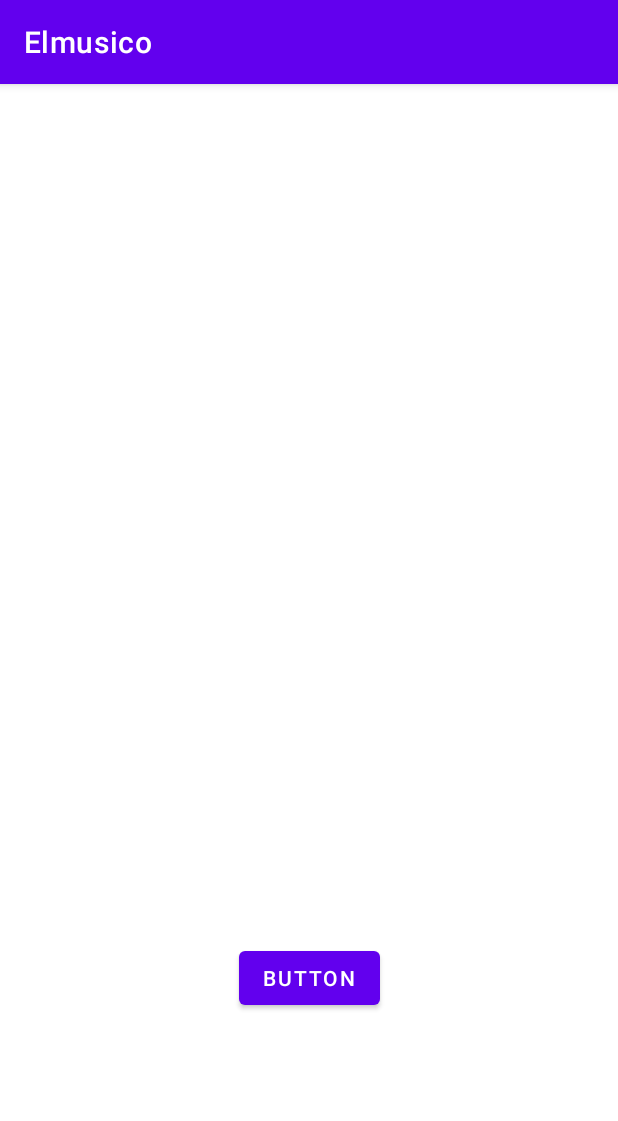
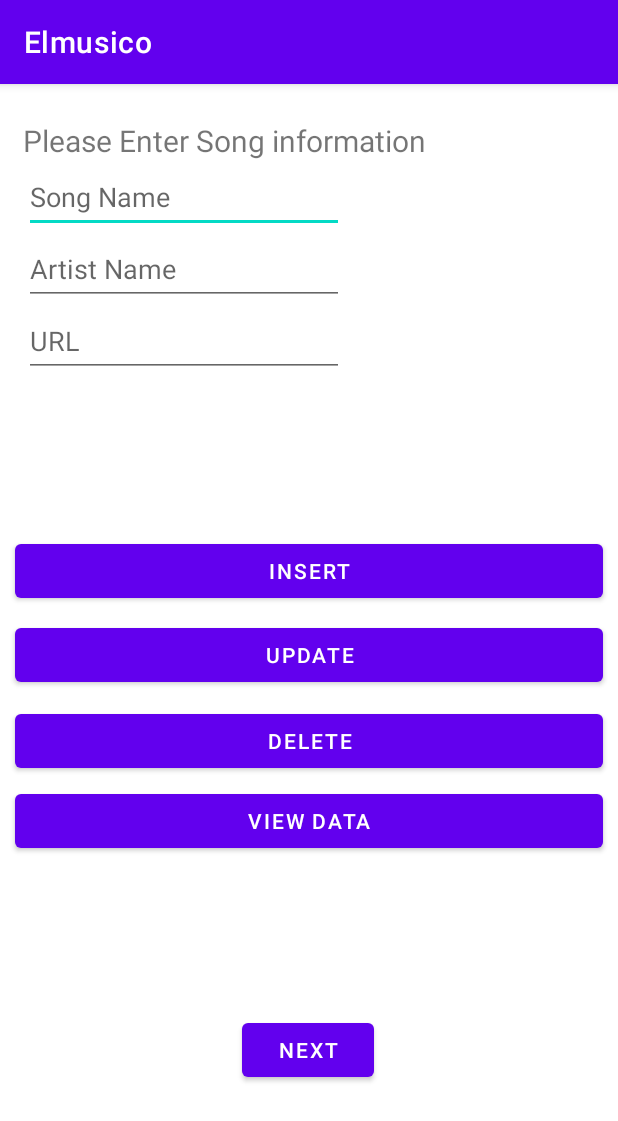
Before and after one commit to Bmg09/Elmusico, an Android app: the screen it shows after launch (dbactivity), on a phone screen of 412 x 824 dp. Shown: the top 1121 px of the screen. Run offline under Robolectric (Android 15) with nearby library versions, the light colour scheme and no system bars; Roboto replaces fonts that are not available here.

Commit message:
db adjusting

```diff
--- a/app/src/main/AndroidManifest.xml
+++ b/app/src/main/AndroidManifest.xml
@@ -15,6 +15,7 @@
         android:usesCleartextTraffic="true">
         <activity
             android:name=".MainActivity"
+            android:label="List"
             android:exported="false" />
         <activity
             android:name=".Music_Activity"
--- /dev/null
+++ b/app/src/main/java/com/bikram/elmusico/DBHandler.java
@@ -0,0 +1,23 @@
+package com.bikram.elmusico;
+
+import android.content.Context;
+import android.database.sqlite.SQLiteDatabase;
+import android.database.sqlite.SQLiteOpenHelper;
+
+import androidx.annotation.Nullable;
+
+public class DBHandler extends SQLiteOpenHelper {
+    public DBHandler(@Nullable Context context) {
+        super(context, "MusicDb",null, 1);
+    }
+
+    @Override
+    public void onCreate(SQLiteDatabase DB) {
+        DB.execSQL("create Table Userdetails(name TEXT primary key, contact TEXT, dob TEXT)");
+    }
+
+    @Override
+    public void onUpgrade(SQLiteDatabase sqLiteDatabase, int i, int i1) {
+
+    }
+}
--- a/app/src/main/java/com/bikram/elmusico/dbactivity.java
+++ b/app/src/main/java/com/bikram/elmusico/dbactivity.java
@@ -19,7 +19,6 @@ public class dbactivity extends AppCompatActivity {
             public void onClick(View view) {
                 Intent intent = new Intent(dbactivity.this,MainActivity.class);
                 startActivity(intent);
-                //started acivity
             }
         });
     }
--- a/app/src/main/res/layout/activity_dbactivity.xml
+++ b/app/src/main/res/layout/activity_dbactivity.xml
@@ -5,14 +5,122 @@
     android:layout_width="match_parent"
     android:layout_height="match_parent"
     tools:context=".dbactivity">
+    <TextView
+        android:id="@+id/textView2"
+        android:layout_width="match_parent"
+        android:layout_height="wrap_content"
+        android:layout_marginTop="24dp"
+        android:paddingLeft="15sp"
+        android:text="Please Enter Song information"
+        android:textSize="20sp"
+        app:layout_constraintEnd_toEndOf="parent"
+        app:layout_constraintHorizontal_bias="0.0"
+        app:layout_constraintStart_toStartOf="parent"
+        app:layout_constraintTop_toTopOf="parent" />
+
+    <EditText
+        android:id="@+id/name"
+        android:layout_width="wrap_content"
+        android:layout_height="wrap_content"
+        android:ems="10"
+        android:hint="Song Name"
+        android:inputType="textPersonName"
+        android:minHeight="48dp"
+        app:layout_constraintEnd_toEndOf="parent"
+        app:layout_constraintHorizontal_bias="0.079"
+        app:layout_constraintStart_toStartOf="parent"
+        app:layout_constraintTop_toBottomOf="@+id/textView2" />
+    <EditText
+        android:id="@+id/contact"
+        android:layout_width="wrap_content"
+        android:layout_height="wrap_content"
+        android:ems="10"
+        android:hint="Artist Name"
+        android:inputType="textPersonName"
+        android:minHeight="48dp"
+        app:layout_constraintEnd_toEndOf="parent"
+        app:layout_constraintHorizontal_bias="0.079"
+        app:layout_constraintStart_toStartOf="parent"
+        app:layout_constraintTop_toBottomOf="@+id/name" />
+    <EditText
+        android:id="@+id/Dob"
+        android:layout_width="wrap_content"
+        android:layout_height="wrap_content"
+        android:ems="10"
+        android:hint="URL"
+        android:inputType="textUri"
+        android:minHeight="48dp"
+        app:layout_constraintEnd_toEndOf="parent"
+        app:layout_constraintHorizontal_bias="0.079"
+        app:layout_constraintStart_toStartOf="parent"
+        app:layout_constraintTop_toBottomOf="@+id/contact" />
+
+    <Button
+        android:id="@+id/delete"
+        android:layout_width="match_parent"
+        android:layout_height="wrap_content"
+        android:layout_marginLeft="10sp"
+        android:layout_marginRight="10sp"
+        android:text="Delete"
+        app:layout_constraintBottom_toBottomOf="parent"
+        app:layout_constraintEnd_toEndOf="parent"
+        app:layout_constraintHorizontal_bias="0.526"
+        app:layout_constraintStart_toStartOf="parent"
+        app:layout_constraintTop_toBottomOf="@+id/update"
+        app:layout_constraintVertical_bias="0.03" />
+
+    <Button
+        android:id="@+id/update"
+        android:layout_width="match_parent"
+        android:layout_height="wrap_content"
+        android:layout_marginLeft="10sp"
+        android:layout_marginRight="10sp"
+        android:text="Update"
+        app:layout_constraintBottom_toBottomOf="parent"
+        app:layout_constraintEnd_toEndOf="parent"
+        app:layout_constraintHorizontal_bias="0.526"
+        app:layout_constraintStart_toStartOf="parent"
+        app:layout_constraintTop_toBottomOf="@+id/insert"
+        app:layout_constraintVertical_bias="0.022" />
+
+    <Button
+        android:id="@+id/insert"
+        android:layout_width="match_parent"
+        android:layout_height="wrap_content"
+        android:layout_marginLeft="10sp"
+        android:layout_marginRight="10sp"
+        android:text="Insert"
+        app:layout_constraintBottom_toBottomOf="parent"
+        app:layout_constraintEnd_toEndOf="parent"
+        app:layout_constraintHorizontal_bias="0.526"
+        app:layout_constraintStart_toStartOf="parent"
+        app:layout_constraintTop_toTopOf="parent"
+        app:layout_constraintVertical_bias="0.418" />
+
+    <Button
+        android:id="@+id/view_data"
+        android:layout_width="match_parent"
+        android:layout_height="wrap_content"
+        android:layout_marginLeft="10sp"
+        android:layout_marginRight="10sp"
+        android:text="View data"
+        app:layout_constraintBottom_toBottomOf="parent"
+        app:layout_constraintEnd_toEndOf="parent"
+        app:layout_constraintHorizontal_bias="0.526"
+        app:layout_constraintStart_toStartOf="parent"
+        app:layout_constraintTop_toBottomOf="@+id/delete"
+        app:layout_constraintVertical_bias="0.021" />
 
     <Button
         android:id="@+id/nextpage"
         android:layout_width="wrap_content"
         android:layout_height="wrap_content"
-        android:layout_marginBottom="148dp"
-        android:text="Button"
+        android:layout_marginBottom="100dp"
+        android:text="next"
         app:layout_constraintBottom_toBottomOf="parent"
         app:layout_constraintEnd_toEndOf="parent"
-        app:layout_constraintStart_toStartOf="parent" />
+        app:layout_constraintHorizontal_bias="0.498"
+        app:layout_constraintStart_toStartOf="parent"
+        app:layout_constraintTop_toBottomOf="@+id/view_data"
+        app:layout_constraintVertical_bias="1.0" />
 </androidx.constraintlayout.widget.ConstraintLayout>
```
